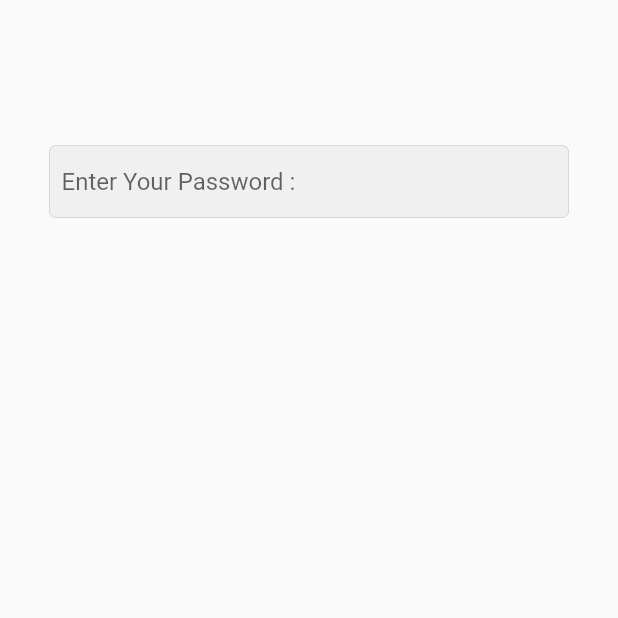
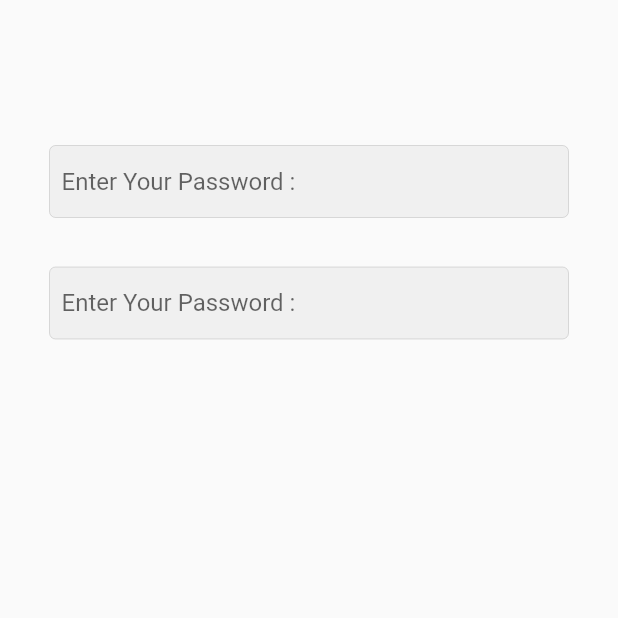
Before and after one commit to AyaEidAttya/E-commerce-app, a Flutter app: the screen it shows after launch, on a phone screen of 412 x 824 dp, the top half of it. Run offline on Flutter 3.47's test engine with Material 2 defaults, Android fonts, the phone set to English and light mode, and no system bars.

Commit message:
add class my text field in login file

```diff
--- a/lib/pages/logine.dart/login.dart
+++ b/lib/pages/logine.dart/login.dart
@@ -1,5 +1,6 @@
 // ignore_for_file: prefer_const_literals_to_create_immutables
 
+import 'package:ecommerc_app/shaired/coustem%20textfield.dart';
 import 'package:flutter/material.dart';
 
 class login extends StatelessWidget {
@@ -14,21 +15,10 @@ class login extends StatelessWidget {
           child: Column(
             children: [const
               SizedBox(height: 64,),
-              TextField(
-            keyboardType: TextInputType.text,
-            obscureText: true,
-            decoration: InputDecoration(
-              hintText: "Enter Your Password : ",
-              // To delete borders
-              enabledBorder: OutlineInputBorder(borderSide: Divider.createBorderSide(context),),
-              focusedBorder: OutlineInputBorder(borderSide: BorderSide(color: Colors.grey,),),
-              // fillColor: Colors.red,
-              filled: true,
-              contentPadding: const EdgeInsets.all(8),
-            )),
+              mytextfield(),
              SizedBox(height: 33,),
 
-
+             mytextfield(),
 
 
 
```
Also changed, not shown: lib/shaired/coustem textfield.dart (renamed from lib/constant/coustem textfield.dart).
